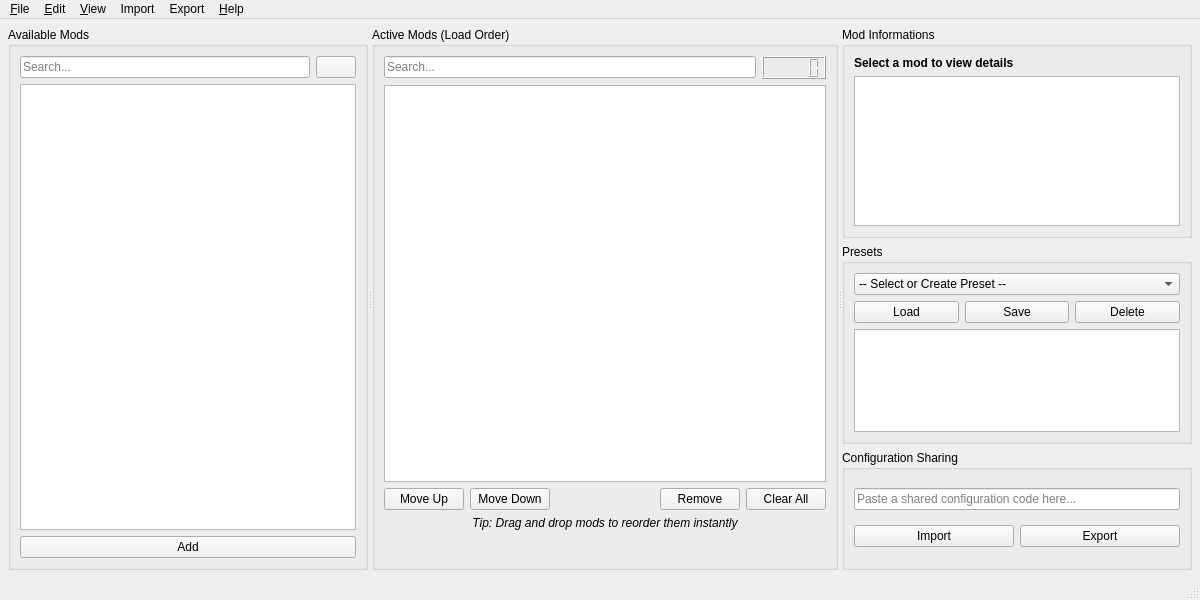
Qt form goh_mod_manager/assets/ui/main_window.ui (alexbdka/goh-mod-manager) before a commit.
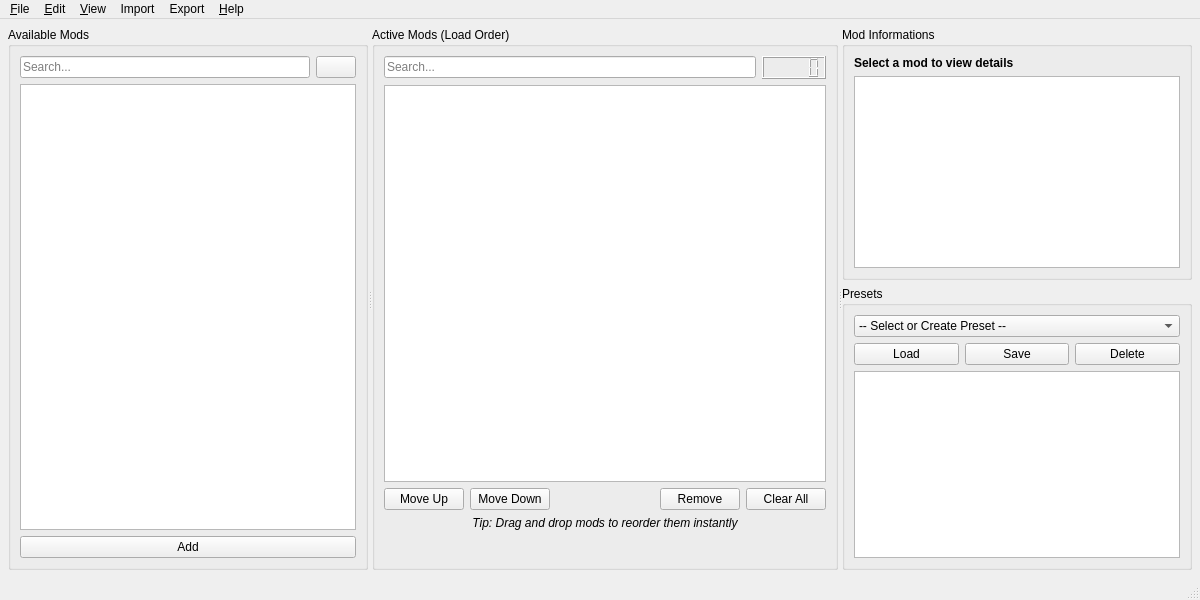
The same form after that commit. Icons and pictures are not drawn.

Commit message: implemented a better load order sharing, removed old configuration sharing from ui

```diff
--- a/goh_mod_manager/assets/ui/main_window.ui
+++ b/goh_mod_manager/assets/ui/main_window.ui
@@ -429,67 +429,6 @@
                                         </layout>
                                     </widget>
                                 </item>
-                                <item>
-                                    <widget class="QGroupBox" name="groupBox_sharing">
-                                        <property name="minimumSize">
-                                            <size>
-                                                <width>0</width>
-                                                <height>120</height>
-                                            </size>
-                                        </property>
-                                        <property name="title">
-                                            <string>Configuration Sharing</string>
-                                        </property>
-                                        <layout class="QVBoxLayout" name="verticalLayout_sharing">
-                                            <property name="spacing">
-                                                <number>6</number>
-                                            </property>
-                                            <item>
-                                                <widget class="QLineEdit" name="lineEdit_share_code">
-                                                    <property name="placeholderText">
-                                                        <string>Paste a shared configuration code here...</string>
-                                                    </property>
-                                                    <property name="clearButtonEnabled">
-                                                        <bool>true</bool>
-                                                    </property>
-                                                </widget>
-                                            </item>
-                                            <item>
-                                                <layout class="QHBoxLayout" name="horizontalLayout_sharing_controls">
-                                                    <property name="spacing">
-                                                        <number>6</number>
-                                                    </property>
-                                                    <item>
-                                                        <widget class="QPushButton" name="pushButton_import">
-                                                            <property name="text">
-                                                                <string>Import</string>
-                                                            </property>
-                                                        </widget>
-                                                    </item>
-                                                    <item>
-                                                        <widget class="QPushButton" name="pushButton_export">
-                                                            <property name="enabled">
-                                                                <bool>true</bool>
-                                                            </property>
-                                                            <property name="toolTip">
-                                                                <string>Generate a shareable code for your current mod
-
-
-                                                                    setup
-
-
-                                                                </string>
-                                                            </property>
-                                                            <property name="text">
-                                                                <string>Export</string>
-                                                            </property>
-                                                        </widget>
-                                                    </item>
-                                                </layout>
-                                            </item>
-                                        </layout>
-                                    </widget>
-                                </item>
                             </layout>
                         </widget>
                     </widget>
```
Left out of the diff: 3 changed lines with no effect on the pictures. The commit also changes 9 other files.
